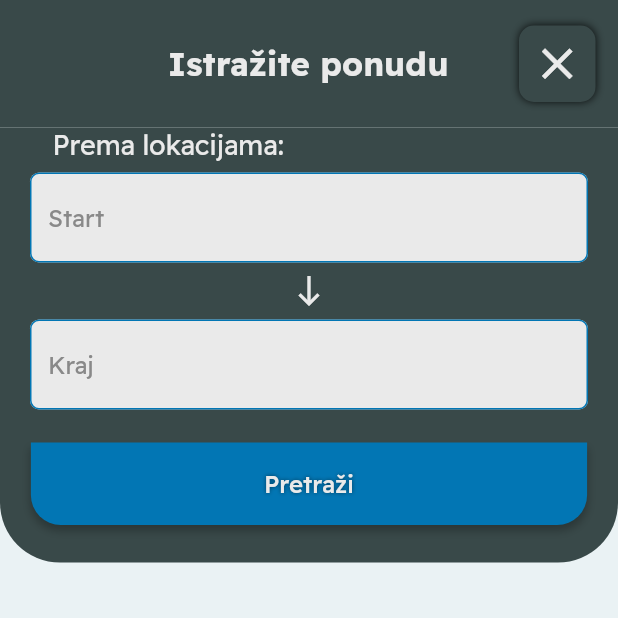
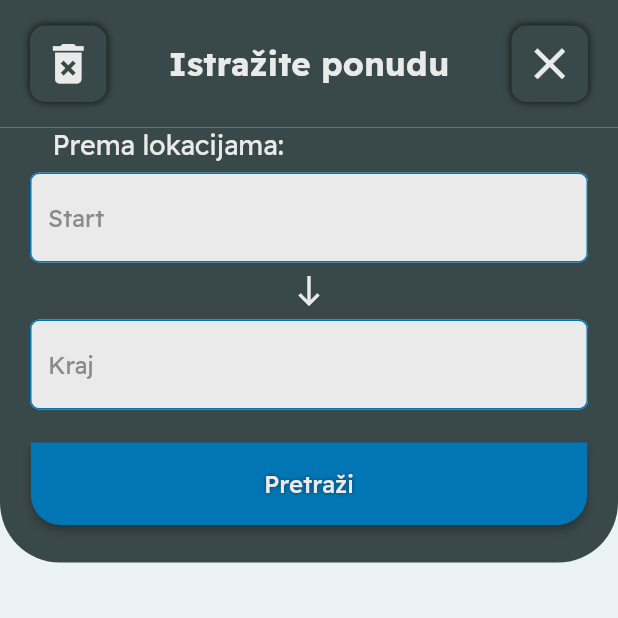
Before and after one commit to CroAnna/BikerZone, a Flutter app: the FindRideScreen screen opened directly, after a tap on the "filter alt" icon, on a phone screen of 412 x 824 dp, the top half of it. Run offline on Flutter 3.47's test engine with Material 2 defaults, Android fonts, the phone set to English and light mode, and no system bars; our stand-ins replace cloud_firestore, dot_navigation_bar, firebase_auth, firebase_core, firebase_storage, fluttertoast and 1 more; accounts and stored records are empty.

Commit message:
[ADD] clear filters button

```diff
--- a/lib/screens/find_ride_screen.dart
+++ b/lib/screens/find_ride_screen.dart
@@ -41,6 +41,8 @@ class _FindRideScreenState extends State<FindRideScreen> {
         _streamRides = _referenceRides.where('starting_point', isEqualTo: start).snapshots();
       } else if (finish != "") {
         _streamRides = _referenceRides.where('finishing_point', isEqualTo: finish).snapshots();
+      } else {
+        _streamRides = _referenceRides.snapshots();
       }
       print("$startLocation$finishLocation$startLocation$finishLocation");
       _handleDataRecieved(false);
@@ -55,7 +57,7 @@ class _FindRideScreenState extends State<FindRideScreen> {
         child: Column(
           mainAxisSize: MainAxisSize.min,
           children: [
-            OfferOverviewCustom(isFilterShown: isFilterShown, onDataRecieved: _handleDataRecieved),
+            OfferOverviewCustom(isFilterShown: isFilterShown, onDataRecieved: _handleDataRecieved, onClearFilters: _handleFilterData),
             Visibility(
               visible: isFilterShown,
               child: FilterDropdownCustom(onSearchClicked: _handleFilterData),
@@ -116,9 +118,10 @@ class _FindRideScreenState extends State<FindRideScreen> {
 
 // ignore: must_be_immutable
 class OfferOverviewCustom extends StatefulWidget {
-  OfferOverviewCustom({super.key, required this.isFilterShown, required this.onDataRecieved});
+  OfferOverviewCustom({super.key, required this.isFilterShown, required this.onDataRecieved, required this.onClearFilters});
   bool isFilterShown;
   final void Function(bool) onDataRecieved;
+  final void Function(String, String) onClearFilters;
 
   @override
   State<OfferOverviewCustom> createState() => _OfferOverviewCustomState();
@@ -133,9 +136,41 @@ class _OfferOverviewCustomState extends State<OfferOverviewCustom> {
       child: Row(
         mainAxisAlignment: MainAxisAlignment.spaceBetween,
         children: [
-          Container(
-            width: 65,
-          ),
+          widget.isFilterShown
+              ? Padding(
+                  padding: const EdgeInsets.only(left: 20),
+                  child: GestureDetector(
+                    onTap: () => {
+                      setState(() {
+                        widget.onClearFilters("", "");
+                      })
+                    },
+                    child: Container(
+                      decoration: BoxDecoration(
+                        borderRadius: const BorderRadius.all(Radius.circular(10)),
+                        color: const Color(0xFF394949),
+                        boxShadow: [
+                          BoxShadow(
+                            color: Colors.black.withOpacity(0.8),
+                            blurRadius: 4,
+                            offset: const Offset(0, 0),
+                          )
+                        ],
+                      ),
+                      child: Padding(
+                        padding: const EdgeInsets.all(8.0),
+                        child: Icon(
+                          widget.isFilterShown ? Icons.delete_forever : null,
+                          color: const Color(0xFFEAEAEA),
+                          size: 35,
+                        ),
+                      ),
+                    ),
+                  ),
+                )
+              : Container(
+                  width: 65,
+                ),
           const Text(
             "Istražite ponudu",
             style: TextStyle(
@@ -145,7 +180,7 @@ class _OfferOverviewCustomState extends State<OfferOverviewCustom> {
             ),
           ),
           Padding(
-            padding: const EdgeInsets.only(right: 15),
+            padding: const EdgeInsets.only(right: 20),
             child: GestureDetector(
               onTap: () => {
                 setState(() {
```
